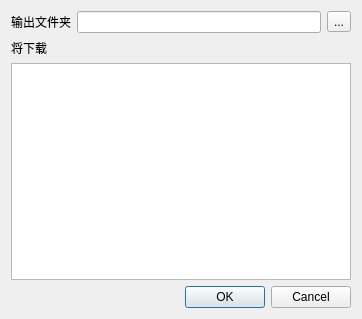
Before: the Qt Designer form lib/downloader.ui in WuLiFang/CGTeamWork, drawn with Qt 5.
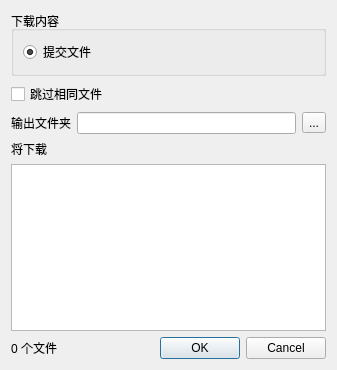
After: the same form once the commit is applied.

```diff
--- a/lib/downloader.ui
+++ b/lib/downloader.ui
@@ -6,14 +6,40 @@
    <rect>
     <x>0</x>
     <y>0</y>
-    <width>362</width>
-    <height>319</height>
+    <width>337</width>
+    <height>370</height>
    </rect>
   </property>
   <property name="windowTitle">
    <string>下载</string>
   </property>
   <layout class="QVBoxLayout" name="verticalLayout">
+   <item>
+    <widget class="QGroupBox" name="groupBox">
+     <property name="title">
+      <string>下载内容</string>
+     </property>
+     <layout class="QVBoxLayout" name="verticalLayout_2">
+      <item>
+       <widget class="QRadioButton" name="radioButtonSubmit">
+        <property name="text">
+         <string>提交文件</string>
+        </property>
+        <property name="checked">
+         <bool>true</bool>
+        </property>
+       </widget>
+      </item>
+     </layout>
+    </widget>
+   </item>
+   <item>
+    <widget class="QCheckBox" name="checkBoxSkipSame">
+     <property name="text">
+      <string>跳过相同文件</string>
+     </property>
+    </widget>
+   </item>
    <item>
     <layout class="QHBoxLayout" name="horizontalLayout">
      <item>
@@ -46,6 +72,15 @@
     <widget class="QListWidget" name="listWidget"/>
    </item>
    <item>
+    <layout class="QHBoxLayout" name="horizontalLayout_2">
+     <item>
+      <widget class="QLabel" name="labelCount">
+       <property name="text">
+        <string>0 个文件</string>
+       </property>
+      </widget>
+     </item>
+     <item>
     <widget class="QDialogButtonBox" name="buttonBox">
      <property name="orientation">
       <enum>Qt::Horizontal</enum>
@@ -54,6 +89,8 @@
       <set>QDialogButtonBox::Cancel|QDialogButtonBox::Ok</set>
      </property>
     </widget>
+     </item>
+    </layout>
    </item>
   </layout>
  </widget>
```
Lines whose indentation alone changed are shown as unchanged.
